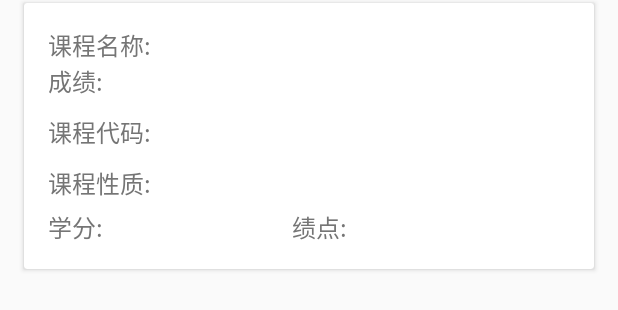
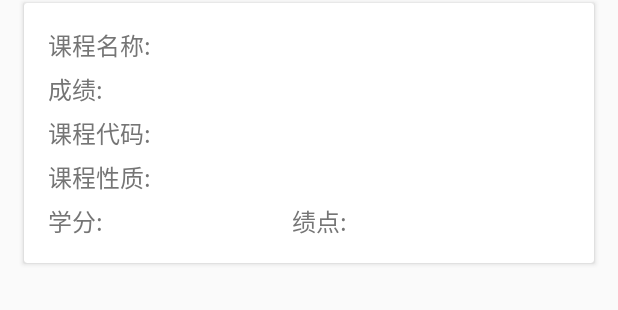
Before and after one commit to pray-for/XYJW, an Android app: the layout score_item_layout.xml on its own in the app's theme, with its tools: preview values and no code run, on a phone screen of 412 x 824 dp. Shown: the top 310 px of the screen. Run offline under Robolectric (Android 15) with nearby library versions, the phone set to English and light mode, and no system bars.

Commit message:
Update score_item_layout.xml

```diff
--- a/app/src/main/res/layout/score_item_layout.xml
+++ b/app/src/main/res/layout/score_item_layout.xml
@@ -38,6 +38,7 @@
         <LinearLayout
             android:layout_width="match_parent"
             android:layout_height="wrap_content"
+            android:layout_marginTop="5dp"
             android:orientation="horizontal">
 
             <TextView
@@ -57,41 +58,40 @@
         <LinearLayout
             android:layout_width="match_parent"
             android:layout_height="wrap_content"
-            android:layout_marginTop="10dp"
+            android:layout_marginTop="5dp"
             android:orientation="horizontal">
 
             <TextView
-                android:layout_width="wrap_content"
+                android:layout_width="90dp"
                 android:layout_height="wrap_content"
-                android:layout_marginRight="16dp"
                 android:text="课程代码:"
                 android:textSize="16sp" />
 
             <TextView
                 android:id="@+id/textView_scoreNumber"
-                android:layout_width="wrap_content"
+                android:layout_width="match_parent"
                 android:layout_height="wrap_content"
-                android:layout_marginRight="40dp"
+                android:layout_marginLeft="10dp"
                 android:textSize="16sp" />
         </LinearLayout>
 
         <LinearLayout
             android:layout_width="match_parent"
             android:layout_height="wrap_content"
-            android:layout_marginTop="10dp"
+            android:layout_marginTop="5dp"
             android:orientation="horizontal">
 
             <TextView
-                android:layout_width="wrap_content"
+                android:layout_width="90dp"
                 android:layout_height="wrap_content"
-                android:layout_marginRight="16dp"
                 android:text="课程性质:"
                 android:textSize="16sp" />
 
             <TextView
                 android:id="@+id/textView_scoreNature"
-                android:layout_width="wrap_content"
+                android:layout_width="match_parent"
                 android:layout_height="wrap_content"
+                android:layout_marginLeft="10dp"
                 android:textSize="16sp" />
         </LinearLayout>
 
```
